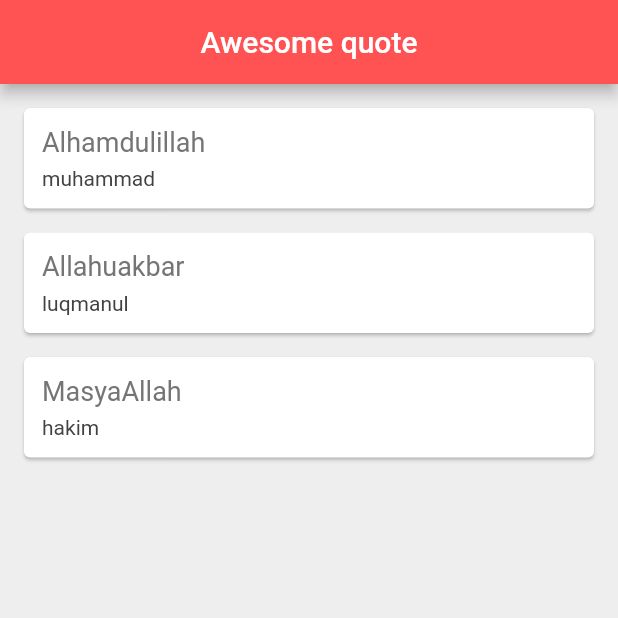
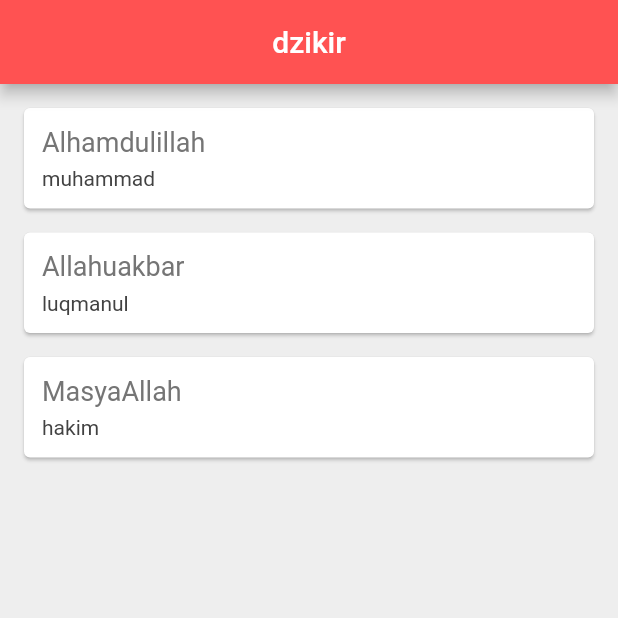
Before and after one commit to luquilo/flutter_103, a Flutter app: the screen it shows after launch, on a phone screen of 412 x 824 dp, the top half of it. Run offline on Flutter 3.47's test engine with Material 2 defaults, Android fonts, the phone set to English and light mode, and no system bars.

```diff
--- a/lib/main.dart
+++ b/lib/main.dart
@@ -48,7 +48,7 @@ class _QuoteListState extends State<QuoteList> {
     return Scaffold(
         backgroundColor: Colors.grey[200],
         appBar: AppBar(
-          title: Text('Awesome quote'),
+          title: Text('dzikir'),
           centerTitle: true,
           backgroundColor: Colors.redAccent,
         ),
```
